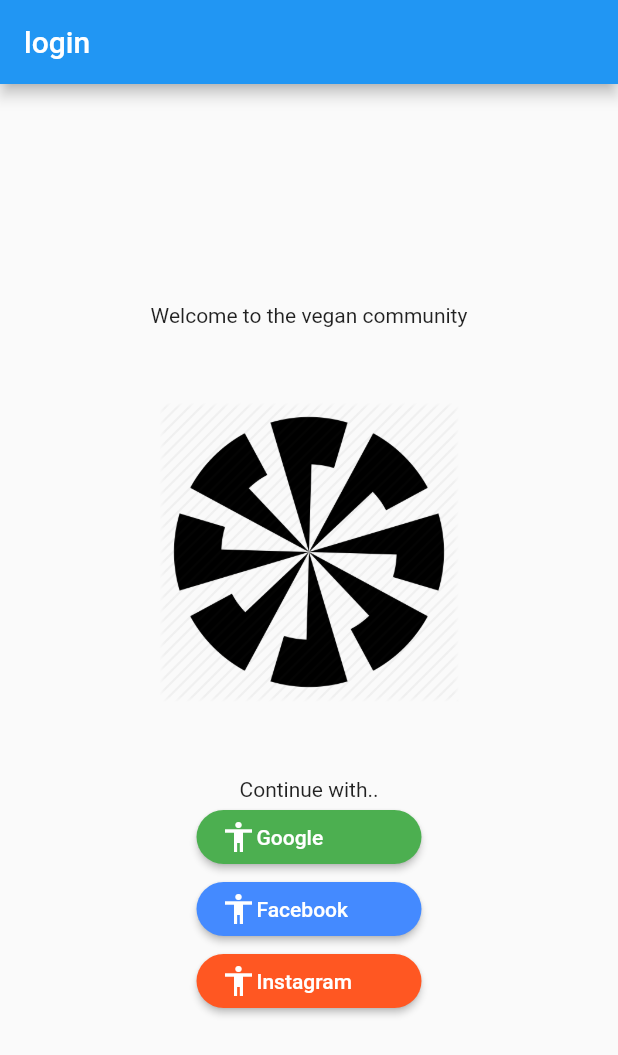
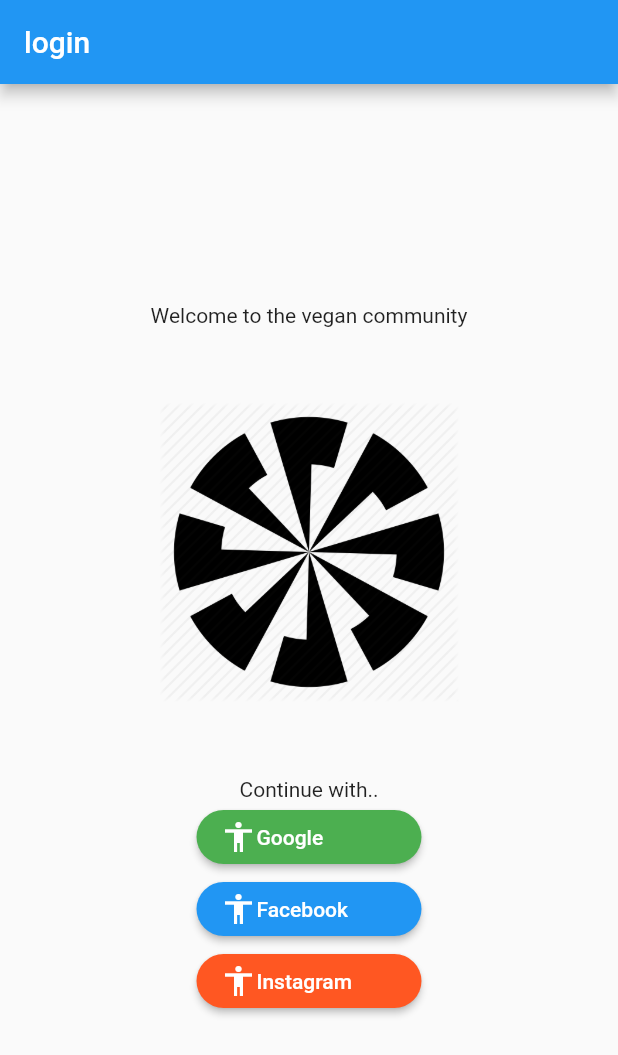
Before and after one commit to Abiidahiya/community_, a Flutter app: the screen it shows after launch, on a phone screen of 412 x 824 dp. Shown: the top 1055 px of the screen. Run offline on Flutter 3.47's test engine with Material 2 defaults, Android fonts, the phone set to English and light mode, and no system bars; our stand-ins replace firebase_auth, google_sign_in; accounts and stored records are empty.

Commit message:
updated folder structure, added the color and dimen file to the utils folder

```diff
--- a/lib/reusable/uicomponents/button/roundedbutton.dart
+++ b/lib/uicomponents/button/roundedbutton.dart
@@ -1,5 +1,6 @@
 import 'package:flutter/material.dart';
 import 'dart:core';
+
 
 class RoundedButton extends StatelessWidget{
   final String btnName;
--- /dev/null
+++ b/lib/utils/color.dart
@@ -0,0 +1,5 @@
+import 'package:flutter/material.dart';
+
+Color red= Colors.redAccent;
+Color blue= Colors.lightBlue;
+Color green= Colors.green;
--- /dev/null
+++ b/lib/utils/dimen.dart
@@ -0,0 +1,3 @@
+import 'package:flutter/material.dart';
+
+const Widthofroundedbutton= 150;
--- a/lib/view/ui/login_screen.dart
+++ b/lib/view/ui/login_screen.dart
@@ -1,9 +1,10 @@
 
 
 
-import 'package:community/reusable/uicomponents/button/roundedbutton.dart';
+import 'package:community/uicomponents/button/roundedbutton.dart';
 import 'package:flutter/material.dart';
 import '../../utils/app_string_res.dart';
+import 'package:community/utils/color.dart';
 class LoginScreen extends StatefulWidget {
   const LoginScreen({Key? key}) : super(key: key);
 
@@ -45,7 +46,7 @@
                 RoundedButton(btnName: facebook,
                   icon: Icon(Icons.accessibility),
                   textStyle: TextStyle(color: Colors.white ),
-                  bgColor: Colors.blueAccent,
+                  bgColor: Colors.blue,
                 ),
                 RoundedButton(btnName: instagram,
                   icon: Icon(Icons.accessibility),
```
Also changed, not shown: lib/uicomponents/button/rectangularbutton.dart (renamed from lib/reusable/uicomponents/button/rectangularbutton.dart).
